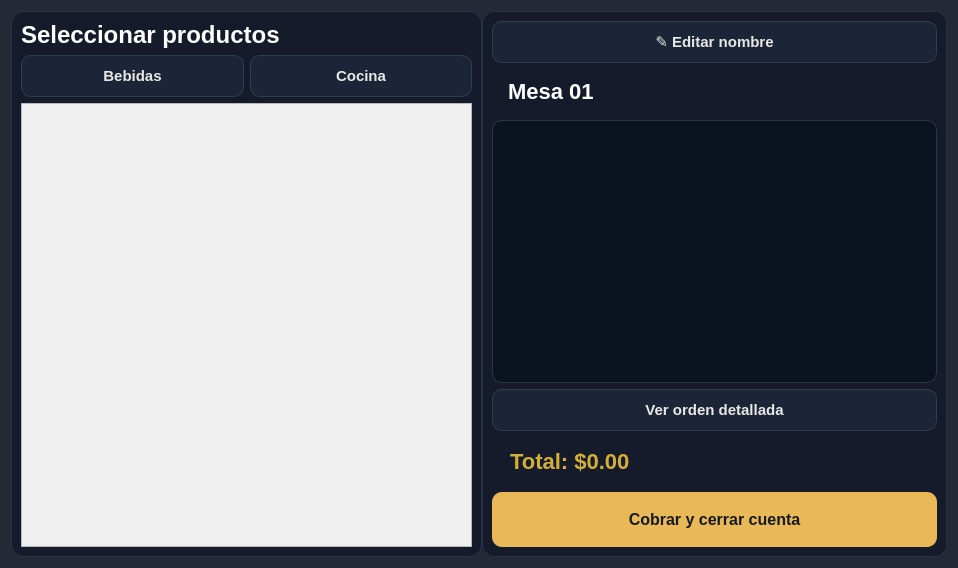
Before: the Qt Designer form pedido.ui in Bakachi12/Menu, drawn with Qt 5.
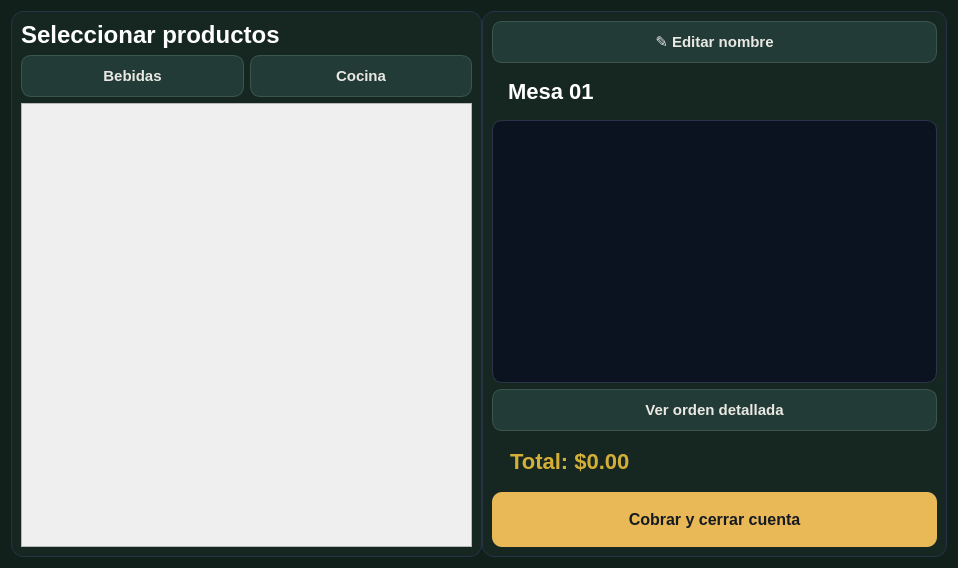
After: the same form once the commit is applied.

Diff of the .ui file:
```diff
--- a/pedido.ui
+++ b/pedido.ui
@@ -21,27 +21,27 @@
   </property>
   <property name="styleSheet">
    <string notr="true">QWidget#Form {
-     background-color: rgba(11, 18, 32, 175);
+     background-color: rgba(14, 28, 24, 225);
     color: #F4F2ED;
 }
 
 QFrame#PanelProductos, QFrame#PanelCuenta {
-    background-color: rgba(17, 24, 39, 205);
+    background-color: rgba(22, 40, 34, 244);
     border: 1px solid #273247;
     border-radius: 12px;
 }
 
 QPushButton {
-    background-color: #1B2537;
+    background-color: #233b36;
     color: #E9E8E3;
-    border: 1px solid #303C52;
+    border: 1px solid #3c554d;
     border-radius: 10px;
     padding: 11px 14px;
     font-size: 15px;
     font-weight: 600;
 }
 
-QPushButton:checked { background-color: #D6AE62; color: #101725; }
+QPushButton:checked { background-color: #D6AE62; color: #132320; }
 
 QPushButton:hover {
     background-color: #28354A;
@@ -69,7 +69,7 @@
       </property>
       <property name="styleSheet">
          <string notr="true">QFrame#PanelProductos {
-     background-color: rgba(17, 24, 39, 205);
+     background-color: rgba(22, 40, 34, 244);
      border: 1px solid #273247;
      border-radius: 12px;
 }</string>
@@ -143,7 +143,7 @@
      <widget class="QFrame" name="PanelCuenta">
       <property name="styleSheet">
          <string notr="true">QFrame#PanelCuenta {
-              background-color: rgba(17, 24, 39, 205);
+              background-color: rgba(22, 40, 34, 244);
      border: 1px solid #273247;
      border-radius: 12px;
 }</string>
```
Left out of the diff: 2 changed lines with no effect on the pictures.
